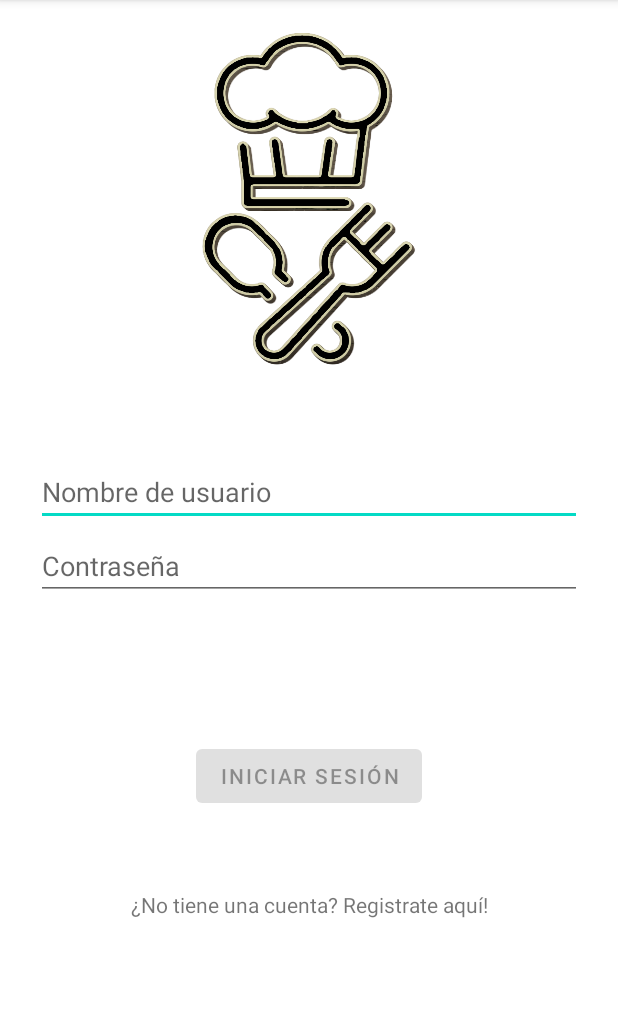
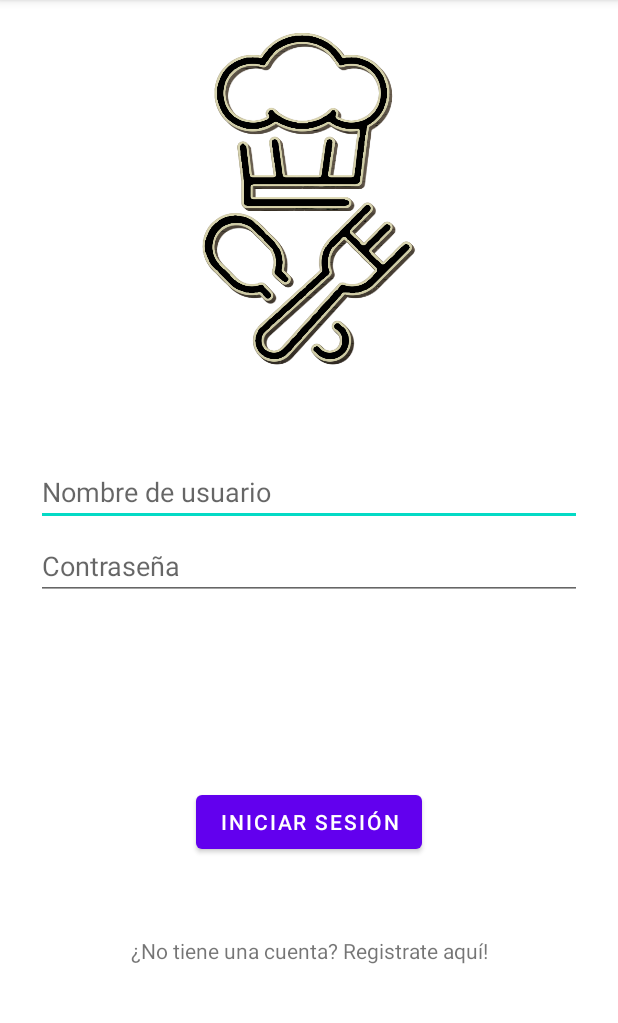
Before and after one commit to NaiaraManeiro/AplicacionRecetas, an Android app: the IniciarSesion screen opened directly, with no data from a screen before it, on a phone screen of 412 x 824 dp, the part 84-1107 px from its top. Run offline under Robolectric (Android 15) with nearby library versions, the phone set to English and light mode, and no system bars.

Commit message:
Base de datos creada e inicio de sesión y registro funcionales

```diff
--- a/app/src/main/AndroidManifest.xml
+++ b/app/src/main/AndroidManifest.xml
@@ -9,7 +9,9 @@
         android:roundIcon="@mipmap/ic_launcher_round"
         android:supportsRtl="true"
         android:theme="@style/Theme.AplicacionRecetas">
-        <activity android:name=".IniciarSesion"></activity>
+        <activity android:name=".UsuarioPerfil"></activity>
+        <activity android:name=".RegistrarUsuario" />
+        <activity android:name=".IniciarSesion" />
         <activity android:name=".AnadirReceta" />
         <activity
             android:name=".ui.login.LoginActivity"
--- /dev/null
+++ b/app/src/main/java/com/example/aplicacionrecetas/BaseDatos.java
@@ -0,0 +1,28 @@
+package com.example.aplicacionrecetas;
+
+import android.content.Context;
+import android.database.sqlite.SQLiteDatabase;
+import android.database.sqlite.SQLiteOpenHelper;
+
+import androidx.annotation.Nullable;
+
+public class BaseDatos extends SQLiteOpenHelper {
+
+    public BaseDatos(@Nullable Context context, @Nullable String name,
+                @Nullable SQLiteDatabase.CursorFactory factory, int version) {
+        super(context, name, factory, version);
+    }
+
+    @Override
+    public void onCreate(SQLiteDatabase db) {
+        db.execSQL("CREATE TABLE Usuario ('Nombre' VARCHAR(20) PRIMARY KEY NOT NULL, 'Contrasena' VARCHAR(20) NOT NULL," +
+                "'recetasCreadas' VARCHAR(50))");
+        db.execSQL("CREATE TABLE Receta ('IdReceta' INTEGER PRIMARY KEY AUTOINCREMENT NOT NULL, 'Nombre' VARCHAR(100), " +
+                "'ingredientes' VARCHAR(30), 'pasosSeguir' VARCHAR(500))");
+    }
+
+    @Override
+    public void onUpgrade(SQLiteDatabase db, int oldVersion, int newVersion) {
+
+    }
+}
--- a/app/src/main/java/com/example/aplicacionrecetas/DialogoAddIngrediente.java
+++ b/app/src/main/java/com/example/aplicacionrecetas/DialogoAddIngrediente.java
@@ -29,7 +29,7 @@ public class DialogoAddIngrediente extends DialogFragment {
         builder.setPositiveButton("Añadir", new DialogInterface.OnClickListener() {
             @Override
             public void onClick(DialogInterface dialogInterface, int i) {
-                EditText cajaIngrediente = getDialog().findViewById(R.id.ingrediente);
+                EditText cajaIngrediente = getDialog().findViewById(R.id.nombreUsuario);
                 String ingrediente = cajaIngrediente.getText().toString();
                 anadirReceta.putExtra("ingrediente", ingrediente);
                 getActivity().startActivity(anadirReceta);
--- a/app/src/main/res/layout/activity_iniciar_sesion.xml
+++ b/app/src/main/res/layout/activity_iniciar_sesion.xml
@@ -7,14 +7,13 @@
     tools:context=".IniciarSesion">
 
     <EditText
-        android:id="@+id/ingrediente"
+        android:id="@+id/nombreUsuario"
         android:layout_width="0dp"
         android:layout_height="wrap_content"
         android:layout_marginStart="24dp"
         android:layout_marginTop="40dp"
         android:layout_marginEnd="24dp"
-        android:hint="@string/prompt_email"
-        android:inputType="textEmailAddress"
+        android:hint="@string/nomUsuario"
         android:selectAllOnFocus="true"
         app:layout_constraintEnd_toEndOf="parent"
         app:layout_constraintStart_toStartOf="parent"
@@ -28,40 +27,38 @@
         android:text="¿No tiene una cuenta? Registrate aquí!"
         app:layout_constraintEnd_toEndOf="parent"
         app:layout_constraintStart_toStartOf="parent"
-        app:layout_constraintTop_toBottomOf="@+id/login" />
+        app:layout_constraintTop_toBottomOf="@+id/loginBoton" />
 
     <Button
-        android:id="@+id/login"
+        android:id="@+id/loginBoton"
         android:layout_width="wrap_content"
         android:layout_height="wrap_content"
         android:layout_gravity="start"
         android:layout_marginStart="48dp"
         android:layout_marginTop="16dp"
         android:layout_marginEnd="48dp"
-        android:layout_marginBottom="64dp"
-        android:enabled="false"
-        android:text="@string/action_sign_in"
+        android:layout_marginBottom="196dp"
+        android:enabled="true"
+        android:text="Iniciar sesión"
         app:layout_constraintBottom_toBottomOf="parent"
         app:layout_constraintEnd_toEndOf="parent"
         app:layout_constraintStart_toStartOf="parent"
-        app:layout_constraintTop_toBottomOf="@+id/password"
+        app:layout_constraintTop_toBottomOf="@+id/contrasenaRegistro"
         app:layout_constraintVertical_bias="0.321" />
 
     <EditText
-        android:id="@+id/password"
+        android:id="@+id/contrasena"
         android:layout_width="0dp"
         android:layout_height="wrap_content"
         android:layout_marginStart="24dp"
         android:layout_marginTop="4dp"
         android:layout_marginEnd="24dp"
-        android:hint="@string/prompt_password"
-        android:imeActionLabel="@string/action_sign_in_short"
-        android:imeOptions="actionDone"
+        android:hint="@string/contrasena"
         android:inputType="textPassword"
         android:selectAllOnFocus="true"
         app:layout_constraintEnd_toEndOf="parent"
         app:layout_constraintStart_toStartOf="parent"
-        app:layout_constraintTop_toBottomOf="@+id/ingrediente" />
+        app:layout_constraintTop_toBottomOf="@+id/nombreUsuario" />
 
     <ImageView
         android:id="@+id/imagenInicioSesion"
--- a/app/src/main/res/layout/dialog_add_ingrediente.xml
+++ b/app/src/main/res/layout/dialog_add_ingrediente.xml
@@ -5,7 +5,7 @@
     android:layout_height="wrap_content">
 
     <EditText
-        android:id="@+id/ingrediente"
+        android:id="@+id/nombreUsuario"
         android:layout_width="match_parent"
         android:layout_height="wrap_content"
         android:layout_marginLeft="4dp"
--- a/app/src/main/res/values/strings.xml
+++ b/app/src/main/res/values/strings.xml
@@ -1,12 +1,6 @@
 <resources>
     <string name="app_name">AplicacionRecetas</string>
     <string name="title_activity_login">LoginActivity</string>
-    <string name="prompt_email">Nombre de usuario</string>
-    <string name="prompt_password">Contraseña</string>
-    <string name="action_sign_in">Iniciar sesión</string>
-    <string name="action_sign_in_short">Iniciar sesión</string>
-    <string name="welcome">"Bienvenido/a!"</string>
-    <string name="invalid_username">Nombre de usuario no válido.</string>
-    <string name="invalid_password">La contraseña debe tener >8 caracteres.</string>
-    <string name="login_failed">"Inicio de sesión fallido."</string>
+    <string name="nomUsuario">Nombre de usuario</string>
+    <string name="contrasena">Contraseña</string>
 </resources>
```
Also changed, not shown: app/src/main/java/com/example/aplicacionrecetas/IniciarSesion.java (+74 -0 lines), app/src/main/java/com/example/aplicacionrecetas/MainActivity.java (+8 -4 lines), app/src/main/java/com/example/aplicacionrecetas/RegistrarUsuario.java (added, +96 -0 lines), app/src/main/java/com/example/aplicacionrecetas/UsuarioPerfil.java (added, +14 -0 lines), app/src/main/res/layout/activity_registrar_usuario.xml (added, +79 -0 lines), app/src/main/res/layout/activity_usuario_perfil.xml (added, +9 -0 lines), app/src/main/res/drawable-v24/registroimagen.png (added).
